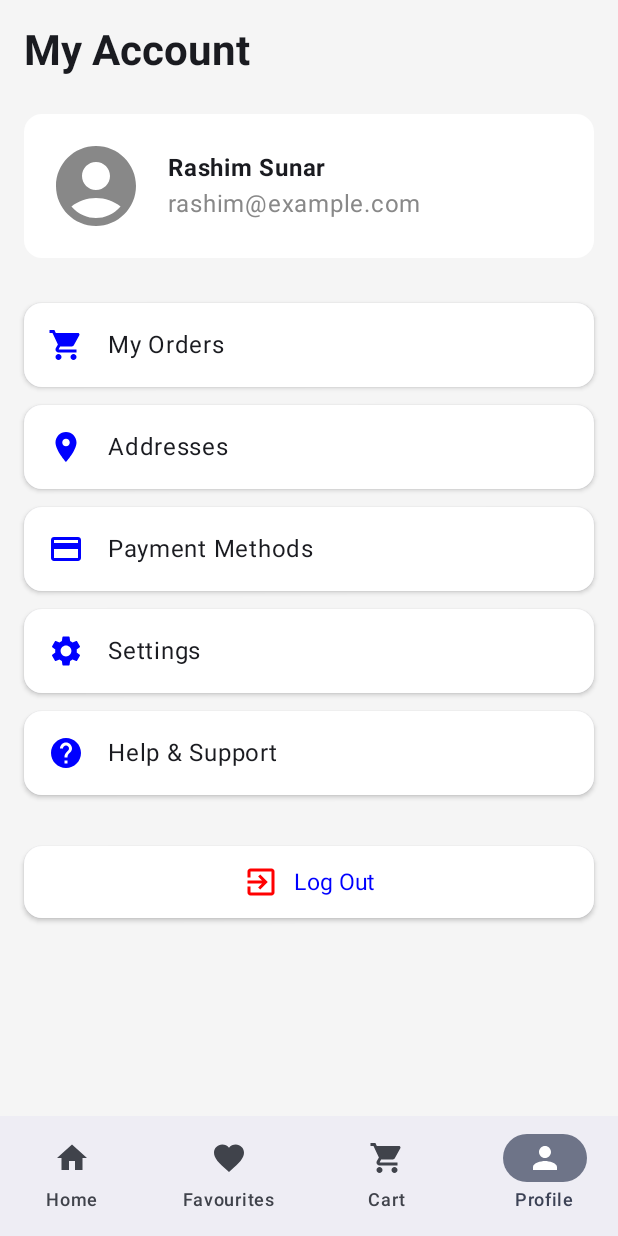
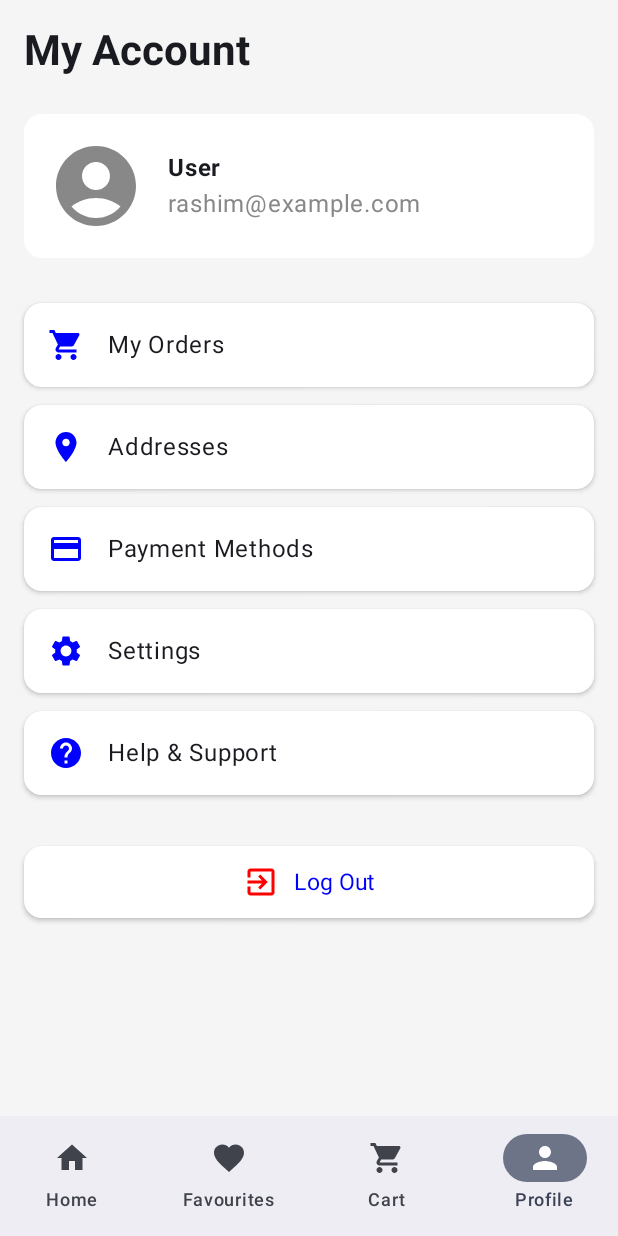
Before and after one commit to Rashim-Sunar/EShop, an Android app built with Jetpack Compose: the ProfilePage screen opened through its navigation route, on a phone screen of 412 x 824 dp. Run offline under Robolectric (Android 15) with nearby library versions, the phone set to English and light mode, and no system bars; our stand-ins replace Firebase (no records; nobody signed in at launch, a user with empty details on screens opened directly); 2 statements that could not run were skipped.

Commit message:
OrderPage ui added

```diff
--- a/app/src/main/java/com/example/easyshop/BottomNavGraph.kt
+++ b/app/src/main/java/com/example/easyshop/BottomNavGraph.kt
@@ -15,6 +15,7 @@ import com.example.easyshop.pages.FavouritePage
 import com.example.easyshop.pages.ProductDetailsPage
 import com.example.easyshop.pages.ProfilePage
 import com.example.easyshop.pages.CheckoutPage
+import com.example.easyshop.pages.OrdersPage
 import com.example.easyshop.screen.OrderSuccessScreen
 
 @Composable
@@ -54,6 +55,10 @@ fun BottomNavGraph(
             val amount = backStackEntry.arguments?.getString("amount") ?: ""
             OrderSuccessScreen(totalAmount = amount)
         }
+
+        composable("ordersPage"){
+            OrdersPage()
+        }
     }
 }
 object GlobalNavController{
--- a/app/src/main/java/com/example/easyshop/components/CartItemView.kt
+++ b/app/src/main/java/com/example/easyshop/components/CartItemView.kt
@@ -170,10 +170,9 @@ fun CartItemView(productId: String, quantity: Long) {
                         )
                         Text(
                             text = AppUtil.calculateDiscount(product.price, product.actualPrice),
-                            style = MaterialTheme.typography.bodyMedium.copy(
+                            style = MaterialTheme.typography.bodyLarge.copy(
                                 color = Color(0xFF3F51B5),
                                 fontWeight = FontWeight.Bold,
-                                fontSize = 16.sp
                             )
                         )
                         Icon(
@@ -182,6 +181,7 @@ fun CartItemView(productId: String, quantity: Long) {
                             tint = Color(0xFF3F51B5),
                             modifier = Modifier
                                 .size(18.dp)
+
                                 .padding(start = 4.dp)
                         )
                     }
--- a/app/src/main/java/com/example/easyshop/pages/ProfilePage.kt
+++ b/app/src/main/java/com/example/easyshop/pages/ProfilePage.kt
@@ -1,5 +1,6 @@
 package com.example.easyshop.pages
 
+import android.util.Log
 import androidx.compose.foundation.background
 import androidx.compose.foundation.clickable
 import androidx.compose.foundation.layout.Arrangement
@@ -27,6 +28,9 @@ import androidx.compose.material3.Icon
 import androidx.compose.material3.MaterialTheme
 import androidx.compose.material3.Text
 import androidx.compose.runtime.Composable
+import androidx.compose.runtime.LaunchedEffect
+import androidx.compose.runtime.mutableStateOf
+import androidx.compose.runtime.remember
 import androidx.compose.ui.Alignment
 import androidx.compose.ui.Modifier
 import androidx.compose.ui.graphics.Color
@@ -35,11 +39,32 @@ import androidx.compose.ui.text.font.FontWeight
 import androidx.compose.ui.unit.dp
 import androidx.compose.ui.unit.sp
 import androidx.navigation.NavController
+import com.example.easyshop.GlobalNavController
+import com.example.easyshop.model.UserModel
 import com.google.firebase.Firebase
 import com.google.firebase.auth.auth
+import com.google.firebase.firestore.firestore
 
 @Composable
 fun ProfilePage(navController: NavController){
+
+    val currentUser = remember { mutableStateOf<UserModel?>(null) }
+
+    LaunchedEffect(Unit) {
+        Firebase.firestore.collection("users")
+            .document(Firebase.auth.currentUser!!.uid)
+            .get()
+            .addOnSuccessListener { snapshot ->
+                if(snapshot.exists()){
+                    currentUser.value = snapshot.toObject(UserModel::class.java)
+                }else{
+                    Log.e("ProfilePage", "Snapshot not found")
+                }
+            }
+            .addOnFailureListener { err ->
+                Log.e("ProfilePage", "Failed to fetch user data store")
+            }
+    }
 
     Column(
         modifier = Modifier
@@ -70,15 +95,15 @@ fun ProfilePage(navController: NavController){
             )
             Spacer(modifier = Modifier.width(16.dp))
             Column {
-                Text(text = "Rashim Sunar", fontWeight = FontWeight.Bold)
-                Text(text = "rashim@example.com", color = Color.Gray)
+                Text(text = currentUser.value?.name ?: "User" , fontWeight = FontWeight.Bold)
+                Text(text = currentUser.value?.email ?: "rashim@example.com", color = Color.Gray)
             }
         }
 
         Spacer(modifier = Modifier.height(24.dp))
 
         // Options List
-        AccountOptionItem("My Orders", Icons.Default.ShoppingCart)
+        AccountOptionItem("My Orders", Icons.Default.ShoppingCart, "ordersPage")
         AccountOptionItem("Addresses", Icons.Default.LocationOn)
         AccountOptionItem("Payment Methods", Icons.Default.Payment)
         AccountOptionItem("Settings", Icons.Default.Settings)
@@ -123,13 +148,16 @@ fun ProfilePage(navController: NavController){
 }
 
 @Composable
-fun AccountOptionItem(title: String, icon: ImageVector, iconTint: Color = Color.Blue) {
+fun AccountOptionItem(title: String, icon: ImageVector, route: String = "homePage", iconTint: Color = Color.Blue) {
     Card(
         elevation = CardDefaults.cardElevation(2.dp),
         shape = RoundedCornerShape(12.dp),
         modifier = Modifier
             .fillMaxWidth()
             .padding(vertical = 6.dp)
+            .clickable{
+                GlobalNavController.navController.navigate(route)
+            }
     ) {
         Row(
             verticalAlignment = Alignment.CenterVertically,
```
Also changed, not shown: app/src/main/java/com/example/easyshop/AppUtil.kt (+21 -0 lines), app/src/main/java/com/example/easyshop/components/OrderedItemFromId.kt (added, +108 -0 lines), app/src/main/java/com/example/easyshop/pages/OrdersPage.kt (added, +46 -0 lines), app/src/main/java/com/example/easyshop/viewmodel/OrdersViewModel.kt (added, +37 -0 lines).
